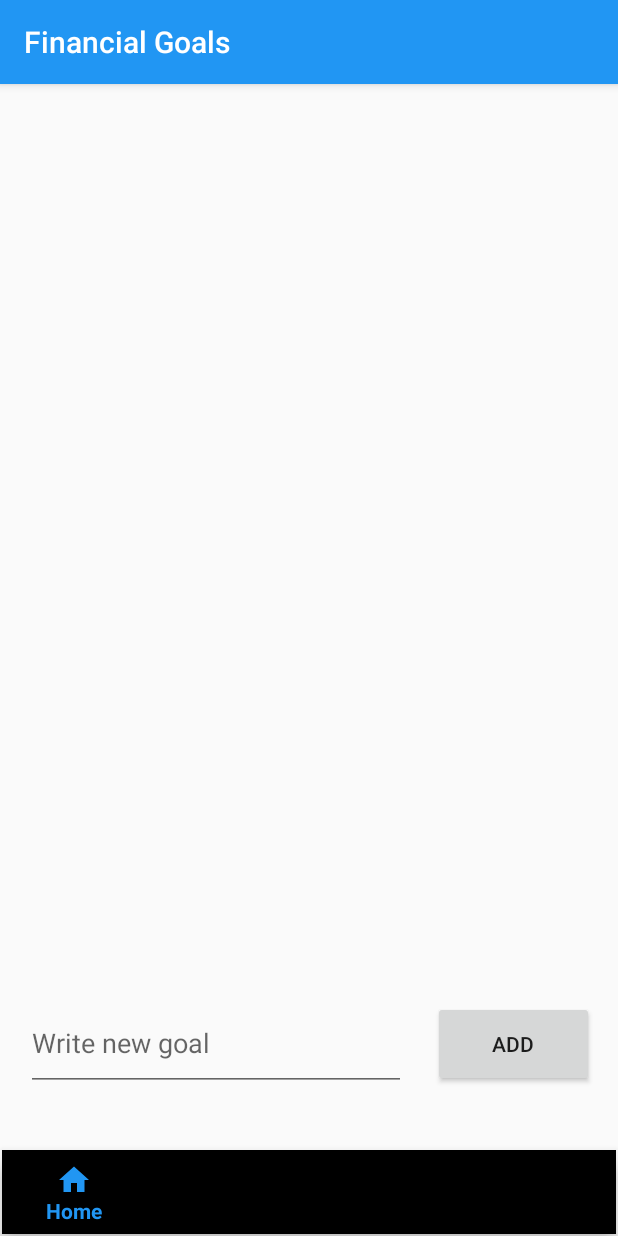
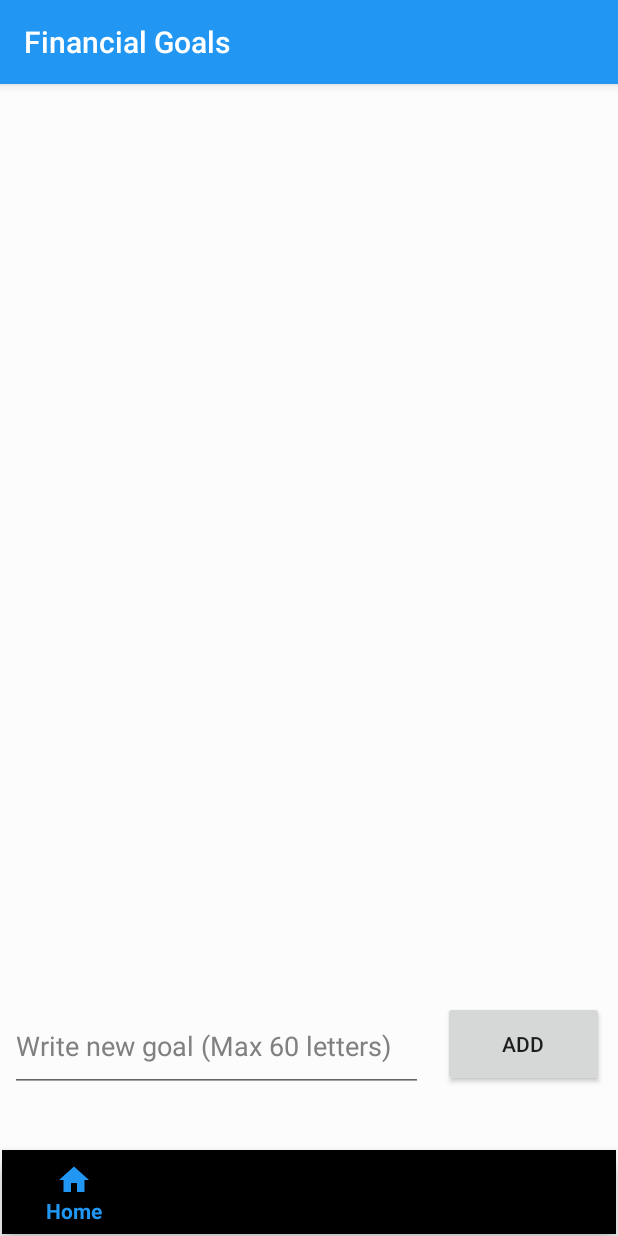
Before and after one commit to zuodanlee/MAD_Team4_Finance_Tracker, an Android app: the GoalsActivity screen opened directly, with no data from a screen before it, on a phone screen of 412 x 824 dp. Run offline under Robolectric (Android 15) with nearby library versions, the phone set to English and light mode, and no system bars.

Commit message:
Goal complete

```diff
--- a/app/src/main/java/sg/edu/np/financetracker2/GoalsActivity.java
+++ b/app/src/main/java/sg/edu/np/financetracker2/GoalsActivity.java
@@ -2,12 +2,14 @@ package sg.edu.np.financetracker2;
 
 import android.content.Context;
 import android.content.Intent;
+import android.content.SharedPreferences;
 import android.os.Bundle;
 import android.view.MenuItem;
 import android.view.View;
 import android.view.inputmethod.InputMethodManager;
 import android.widget.Button;
 import android.widget.EditText;
+import android.widget.Toast;
 
 import androidx.annotation.NonNull;
 import androidx.appcompat.app.AppCompatActivity;
@@ -16,7 +18,10 @@ import androidx.recyclerview.widget.LinearLayoutManager;
 import androidx.recyclerview.widget.RecyclerView;
 
 import com.google.android.material.bottomnavigation.BottomNavigationView;
+import com.google.gson.Gson;
+import com.google.gson.reflect.TypeToken;
 
+import java.lang.reflect.Type;
 import java.util.ArrayList;
 
 public class GoalsActivity extends AppCompatActivity {
@@ -24,9 +29,10 @@ public class GoalsActivity extends AppCompatActivity {
     ArrayList<Goal> goals = new ArrayList<>();
     private Button addGoal;
     private EditText newGoal;
-
+    SharedPreferences sharedPreferences;
     @Override
     protected void onCreate(Bundle savedInstanceState) {
+        //If dark theme is ON
         sharedPref = new sharedPref(this);
         if(sharedPref.loadNightMode()){
             setTheme(R.style.darkTheme);
@@ -36,9 +42,10 @@ public class GoalsActivity extends AppCompatActivity {
         }
         super.onCreate(savedInstanceState);
         setContentView(R.layout.activity_goals);
-
+        loadGoals(); //Load list of goals from shared prefs
+        //Goal recyclerview adapter and layout manager
         final RecyclerView recyclerGoal = findViewById(R.id.recyclerGoal);
-        final recyclerGoalAdapter gAdapter = new recyclerGoalAdapter(goals);
+        final recyclerGoalAdapter gAdapter = new recyclerGoalAdapter(goals,this);
         LinearLayoutManager gLayoutManager = new LinearLayoutManager(this);
         recyclerGoal.setLayoutManager(gLayoutManager);
         recyclerGoal.setItemAnimator(new DefaultItemAnimator());
@@ -46,16 +53,28 @@ public class GoalsActivity extends AppCompatActivity {
 
         addGoal = (Button) findViewById(R.id.addGoal);
         newGoal = (EditText) findViewById(R.id.goalText);
+        //Adding new goal
         addGoal.setOnClickListener(new View.OnClickListener() {
             @Override
             public void onClick(View v) {
                 String input = newGoal.getText().toString();
+                //If no input
+                if(input.length()==0){
+                    Toast.makeText(GoalsActivity.this,"Please enter a goal",Toast.LENGTH_SHORT).show();
+                    return;
+                //If input exceeds 60 characters
+                }else if (input.length()>60){
+                    Toast.makeText(GoalsActivity.this,"Goal cannot exceed 60 letters",Toast.LENGTH_SHORT).show();
+                    return;
+                }
                 Goal goal = new Goal();
                 goal.setGoal(input);
                 goals.add(goal);
+                saveGoals(); //Save list of goals to shared prefs
+                //Update activity
                 gAdapter.notifyDataSetChanged();
                 showNewEntry(recyclerGoal,goals);
-                newGoal.setText("");
+                newGoal.setText(""); //Reset input field
             }
         });
         //Bottom Navigation View
@@ -92,4 +111,25 @@ public class GoalsActivity extends AppCompatActivity {
         InputMethodManager imm = (InputMethodManager)getSystemService(Context.INPUT_METHOD_SERVICE);
         imm.hideSoftInputFromWindow(rv.getWindowToken(), 0);
     }
+    //Save list of goals to shared prefs
+    private void saveGoals(){
+        sharedPreferences = getSharedPreferences("shared preferences",MODE_PRIVATE);
+        SharedPreferences.Editor editor = sharedPreferences.edit();
+        Gson gson = new Gson();
+        String json = gson.toJson(goals);
+        editor.putString("Goal List", json);
+        editor.apply();
+    }
+    //Load list of goals from shared prefs
+    private void loadGoals(){
+        SharedPreferences sharedPreferences = getSharedPreferences("shared preferences", MODE_PRIVATE);
+        Gson gson = new Gson();
+        String json = sharedPreferences.getString("Goal List",null);
+        Type type = new TypeToken<ArrayList<Goal>>(){}.getType();
+        goals =  gson.fromJson(json,type);
+
+        if(goals == null){
+            goals = new ArrayList<>();
+        }
+    }
 }
--- a/app/src/main/java/sg/edu/np/financetracker2/SettingActivity.java
+++ b/app/src/main/java/sg/edu/np/financetracker2/SettingActivity.java
@@ -95,8 +95,8 @@ public class SettingActivity extends AppCompatActivity {
             @Override
             public void onClick(View v) {
                 AlertDialog.Builder builder = new AlertDialog.Builder(v.getContext());
-                builder.setTitle("Cleat Data");
-                builder.setMessage("Are you sure you want to clear you data?");
+                builder.setTitle("Clear Data");
+                builder.setMessage("Are you sure you want to clear your data?");
                 //Clear Data
                 builder.setPositiveButton("Yes", new DialogInterface.OnClickListener(){
                     public void onClick(DialogInterface dialog, int id){
--- a/app/src/main/java/sg/edu/np/financetracker2/recyclerGoalAdapter.java
+++ b/app/src/main/java/sg/edu/np/financetracker2/recyclerGoalAdapter.java
@@ -1,7 +1,9 @@
 package sg.edu.np.financetracker2;
 
 import android.app.AlertDialog;
+import android.content.Context;
 import android.content.DialogInterface;
+import android.content.SharedPreferences;
 import android.view.LayoutInflater;
 import android.view.View;
 import android.view.ViewGroup;
@@ -10,10 +12,16 @@ import androidx.recyclerview.widget.RecyclerView;
 
 import java.util.ArrayList;
 
+import com.google.gson.Gson;
+import com.google.gson.reflect.TypeToken;
+
 public class recyclerGoalAdapter extends RecyclerView.Adapter<recyclerGoalHolder> {
+    SharedPreferences sharedPreferences;
     ArrayList<Goal> goals;
-    public recyclerGoalAdapter(ArrayList<Goal> input){
+    private Context context;
+    public recyclerGoalAdapter(ArrayList<Goal> input, Context context){
         this.goals = input;
+        this.context = context;
     }
     public recyclerGoalHolder onCreateViewHolder(ViewGroup parent,int viewType){
         View item = LayoutInflater.from(parent.getContext()).inflate(R.layout.recycler_view_goals,parent,false);
@@ -22,20 +30,25 @@ public class recyclerGoalAdapter extends RecyclerView.Adapter<recyclerGoalHolder
     public void onBindViewHolder(final recyclerGoalHolder holder, final int position){
         Goal goal = goals.get(position);
         holder.txt.setText((position+1) + ". " + goal.getGoal());
+        //Delete goal
         holder.button.setOnClickListener(new View.OnClickListener() {
             @Override
             public void onClick(View v) {
+                //Alert for confirmation
                 AlertDialog.Builder builder = new AlertDialog.Builder(v.getContext());
                 builder.setTitle("Delete Goal");
                 builder.setMessage("Do you want to delete \"" + holder.txt.getText().toString() + "\"?");
                 builder.setCancelable(false);
+                //If yes
                 builder.setPositiveButton("Yes", new DialogInterface.OnClickListener() {
                     @Override
                     public void onClick(DialogInterface dialog, int which) {
                         goals.remove(position);
-                        notifyDataSetChanged();
+                        saveGoals(); //Save list of goals to shared prefs
+                        notifyDataSetChanged(); //Update activity
                     }
                 });
+                //If no
                 builder.setNegativeButton("No", new DialogInterface.OnClickListener() {
                     @Override
                     public void onClick(DialogInterface dialog, int which) {
@@ -50,4 +63,13 @@ public class recyclerGoalAdapter extends RecyclerView.Adapter<recyclerGoalHolder
     public int getItemCount(){
         return goals.size();
     }
+    //Save list of goals to shared prefs
+    private void saveGoals(){
+        sharedPreferences = this.context.getSharedPreferences("shared preferences",Context.MODE_PRIVATE);
+        SharedPreferences.Editor editor = sharedPreferences.edit();
+        Gson gson = new Gson();
+        String json = gson.toJson(goals);
+        editor.putString("Goal List", json);
+        editor.apply();
+    }
 }
--- a/app/src/main/res/layout/activity_goals.xml
+++ b/app/src/main/res/layout/activity_goals.xml
@@ -4,7 +4,8 @@
     xmlns:app="http://schemas.android.com/apk/res-auto"
     xmlns:tools="http://schemas.android.com/tools"
     android:layout_width="match_parent"
-    android:layout_height="match_parent">
+    android:layout_height="match_parent"
+    android:background="?attr/backgroundcolor">
 
     <com.google.android.material.bottomnavigation.BottomNavigationView
         android:id="@+id/bottomNavigationView"
@@ -22,6 +23,7 @@
         android:id="@+id/recyclerGoal"
         android:layout_width="413dp"
         android:layout_height="454dp"
+        android:textColor="?attr/textcolor"
         app:layout_constraintBottom_toBottomOf="parent"
         app:layout_constraintEnd_toEndOf="parent"
         app:layout_constraintHorizontal_bias="0.666"
@@ -32,17 +34,19 @@
 
     <EditText
         android:id="@+id/goalText"
-        android:layout_width="253dp"
-        android:layout_height="63dp"
+        android:layout_width="275dp"
+        android:layout_height="61dp"
         android:ems="10"
-        android:hint="Write new goal"
+        android:hint="Write new goal (Max 60 letters)"
         android:inputType="textPersonName"
+        android:textColor="?attr/textcolor"
+        android:textColorHint="?attr/textcolor"
         app:layout_constraintBottom_toBottomOf="parent"
         app:layout_constraintEnd_toEndOf="parent"
-        app:layout_constraintHorizontal_bias="0.108"
+        app:layout_constraintHorizontal_bias="0.05"
         app:layout_constraintStart_toStartOf="parent"
         app:layout_constraintTop_toTopOf="parent"
-        app:layout_constraintVertical_bias="0.863" />
+        app:layout_constraintVertical_bias="0.864" />
 
     <Button
         android:id="@+id/addGoal"
@@ -51,7 +55,7 @@
         android:text="Add"
         app:layout_constraintBottom_toBottomOf="parent"
         app:layout_constraintEnd_toEndOf="parent"
-        app:layout_constraintHorizontal_bias="0.947"
+        app:layout_constraintHorizontal_bias="0.97"
         app:layout_constraintStart_toStartOf="parent"
         app:layout_constraintTop_toTopOf="parent"
         app:layout_constraintVertical_bias="0.86" />
```
Also changed, not shown: app/src/main/res/layout/recycler_view_goals.xml (+4 -3 lines).
